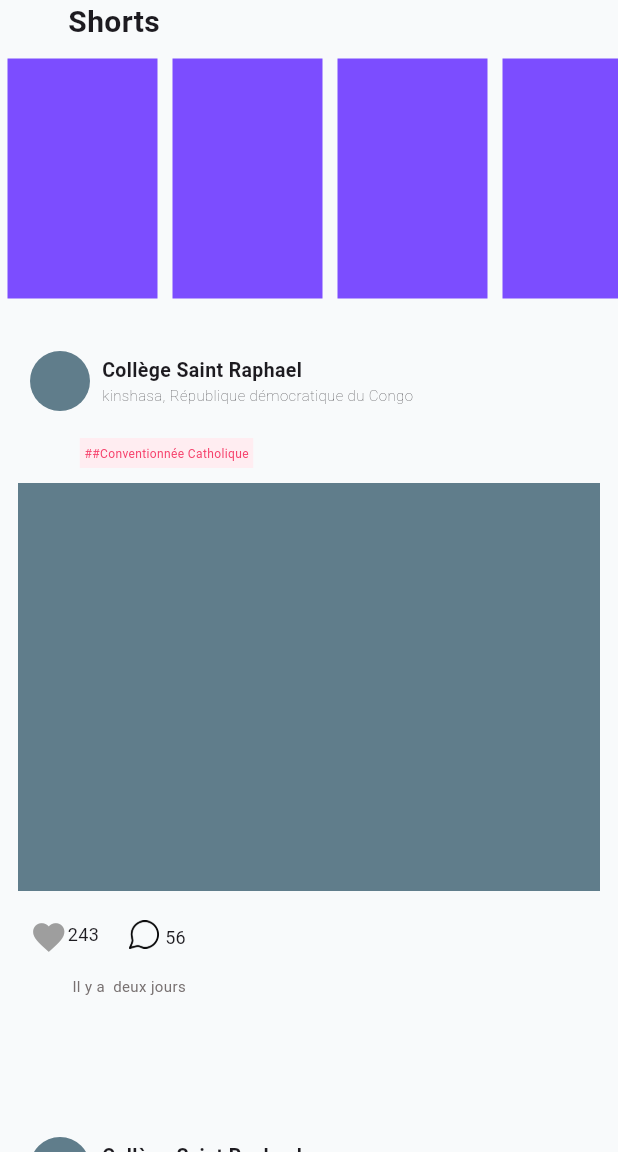
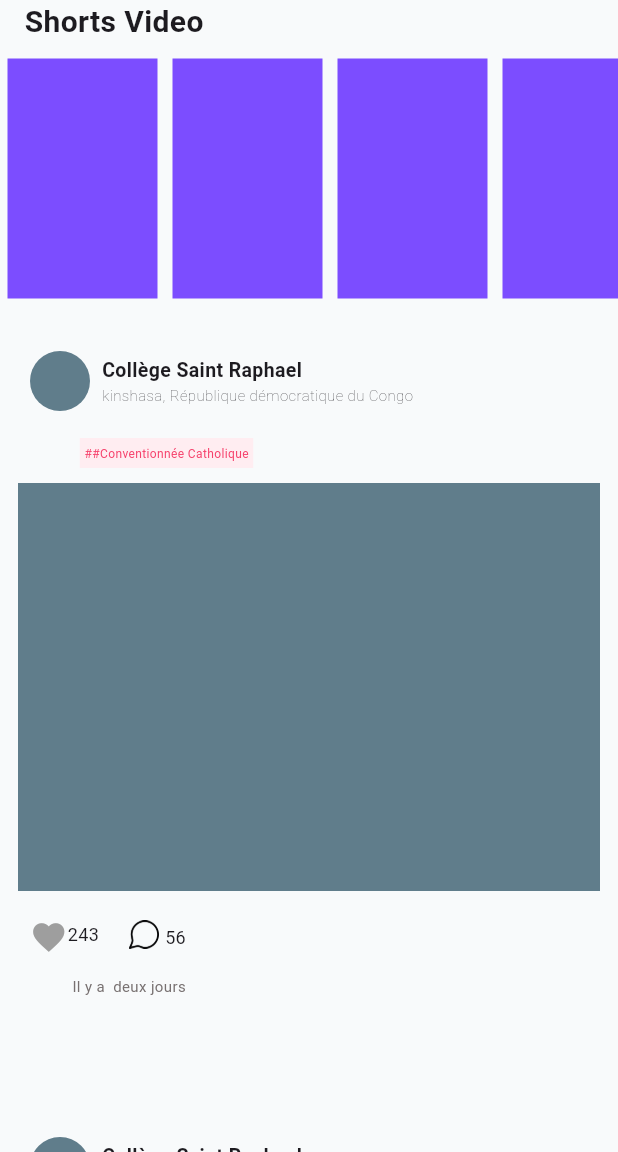
Before and after one commit to LeviMokili/monstartup, a Flutter app: the Home screen opened directly, on a phone screen of 412 x 824 dp, the part 84-1236 px from its top. Run offline on Flutter 3.47's test engine with Material 3 defaults, Android fonts, the phone set to English and light mode, and no system bars; drawn by our look-alikes of like_button.

Commit message:
second push

```diff
--- a/lib/views/home.dart
+++ b/lib/views/home.dart
@@ -27,7 +27,7 @@ class _HomeState extends State<Home> {
        children:  [
          Padding(
            padding: EdgeInsets.only(right: 260),
-           child: Text('Shorts', style: TextStyle(fontSize: 20,fontWeight: FontWeight.bold),),
+           child: Text('Shorts Video', style: TextStyle(fontSize: 20,fontWeight: FontWeight.bold),),
          ),
          SizedBox(height: 5,),
          Shorts(),
```
